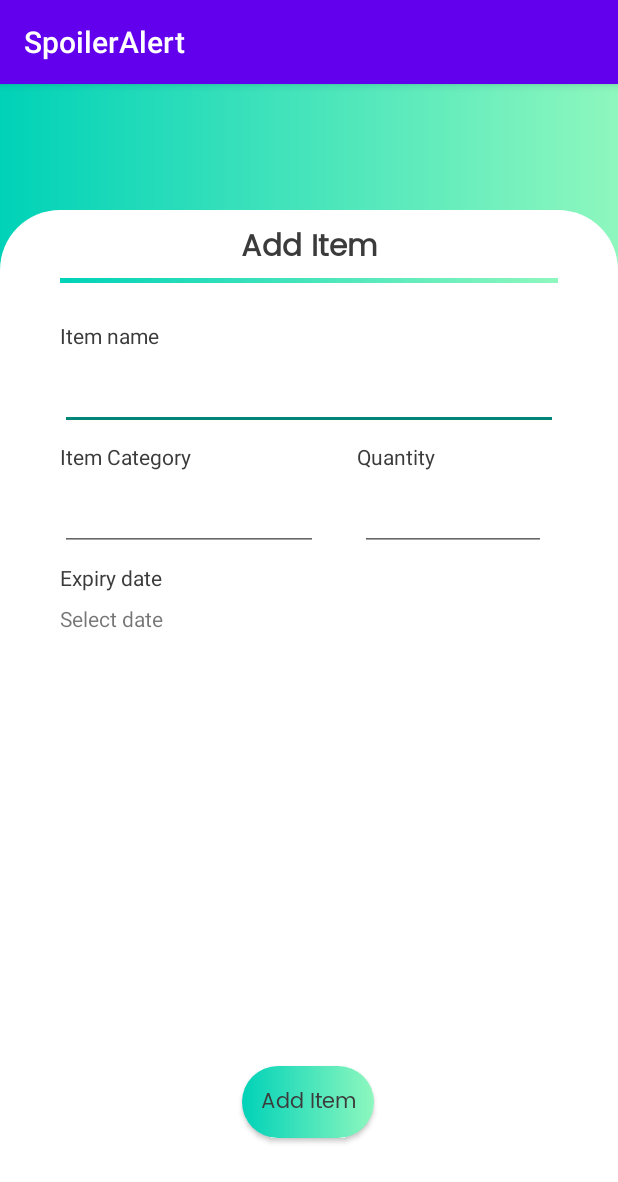
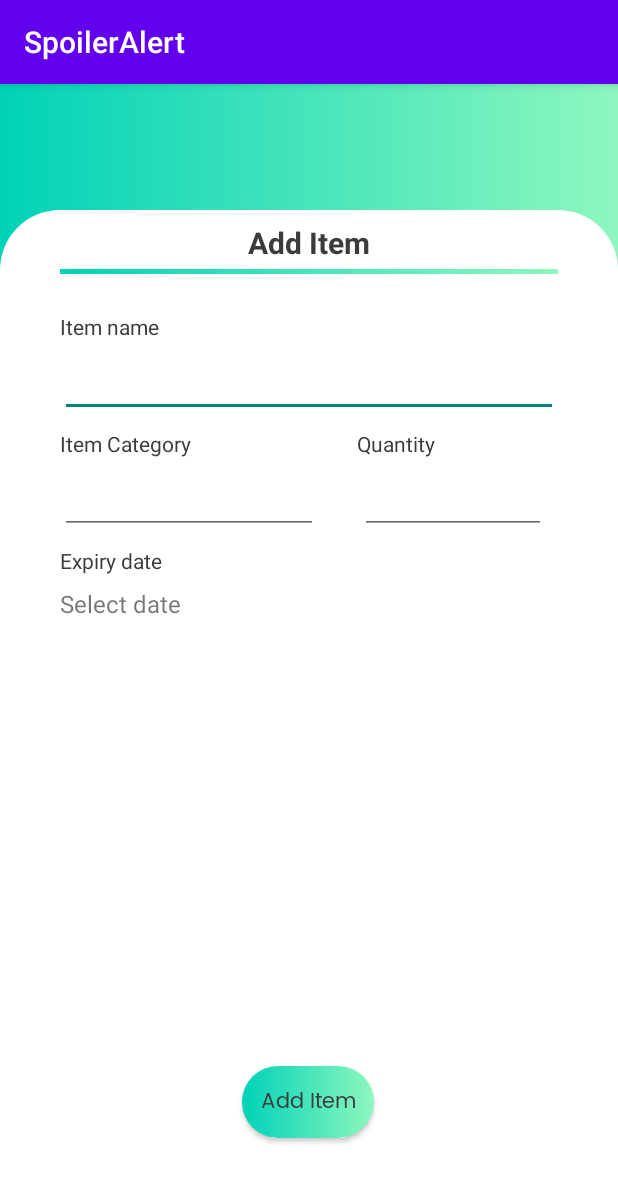
Before and after one commit to PtrckSimps/SpoilerAlert, an Android app: the InputItemActivity screen opened directly, with no data from a screen before it, on a phone screen of 412 x 824 dp. Shown: the top 1182 px of the screen. Run offline under Robolectric (Android 15) with nearby library versions, the phone set to English and light mode, and no system bars.

Commit message:
Added layout for InputItemActivity

```diff
--- a/app/src/main/res/layout/activity_input_item.xml
+++ b/app/src/main/res/layout/activity_input_item.xml
@@ -12,8 +12,8 @@
         android:layout_height="match_parent"
         android:layout_marginTop="84dp"
         android:background="@drawable/backgroun_card"
-        app:layout_constraintTop_toTopOf="parent"
-        tools:layout_editor_absoluteX="0dp">
+        app:layout_constraintStart_toStartOf="parent"
+        app:layout_constraintTop_toTopOf="parent">
 
         <TextView
             android:id="@+id/textView2"
@@ -22,7 +22,7 @@
             android:layout_marginStart="156dp"
             android:layout_marginTop="8dp"
             android:layout_marginEnd="156dp"
-            android:fontFamily="@font/poppins"
+            android:fontFamily="sans-serif"
             android:text="Add Item"
             android:textColor="@color/text"
             android:textSize="20sp"
@@ -52,6 +52,7 @@
             android:layout_marginEnd="40dp"
             android:ems="10"
             android:inputType="textPersonName"
+            android:textSize="16sp"
             app:layout_constraintEnd_toEndOf="parent"
             app:layout_constraintStart_toStartOf="parent"
             app:layout_constraintTop_toBottomOf="@+id/textView3" />
@@ -62,6 +63,7 @@
             android:layout_height="wrap_content"
             android:layout_marginStart="40dp"
             android:layout_marginTop="25dp"
+            android:fontFamily="sans-serif"
             android:text="Item name"
             android:textColor="@color/text"
             app:layout_constraintStart_toStartOf="parent"
@@ -73,6 +75,7 @@
             android:layout_height="wrap_content"
             android:layout_marginStart="40dp"
             android:layout_marginTop="8dp"
+            android:fontFamily="sans-serif"
             android:text="Item Category"
             android:textColor="@color/text"
             app:layout_constraintStart_toStartOf="parent"
@@ -87,6 +90,7 @@
             android:layout_marginEnd="200dp"
             android:ems="10"
             android:inputType="textPersonName"
+            android:textSize="16sp"
             app:layout_constraintEnd_toEndOf="parent"
             app:layout_constraintStart_toStartOf="parent"
             app:layout_constraintTop_toBottomOf="@+id/textView4" />
@@ -97,6 +101,7 @@
             android:layout_height="wrap_content"
             android:layout_marginTop="8dp"
             android:layout_marginEnd="122dp"
+            android:fontFamily="sans-serif"
             android:text="Quantity"
             android:textColor="@color/text"
             app:layout_constraintEnd_toEndOf="parent"
@@ -110,6 +115,7 @@
             android:layout_marginEnd="48dp"
             android:ems="10"
             android:inputType="number"
+            android:textSize="16sp"
             app:layout_constraintEnd_toEndOf="parent"
             app:layout_constraintTop_toBottomOf="@+id/textView5" />
 
@@ -119,6 +125,7 @@
             android:layout_height="wrap_content"
             android:layout_marginStart="40dp"
             android:layout_marginTop="8dp"
+            android:fontFamily="sans-serif"
             android:text="Expiry date"
             android:textColor="@color/text"
             app:layout_constraintStart_toStartOf="parent"
@@ -131,6 +138,7 @@
             android:layout_marginStart="40dp"
             android:layout_marginTop="8dp"
             android:text="Select date"
+            android:textSize="16sp"
             app:layout_constraintStart_toStartOf="parent"
             app:layout_constraintTop_toBottomOf="@+id/textView7" />
 
```
